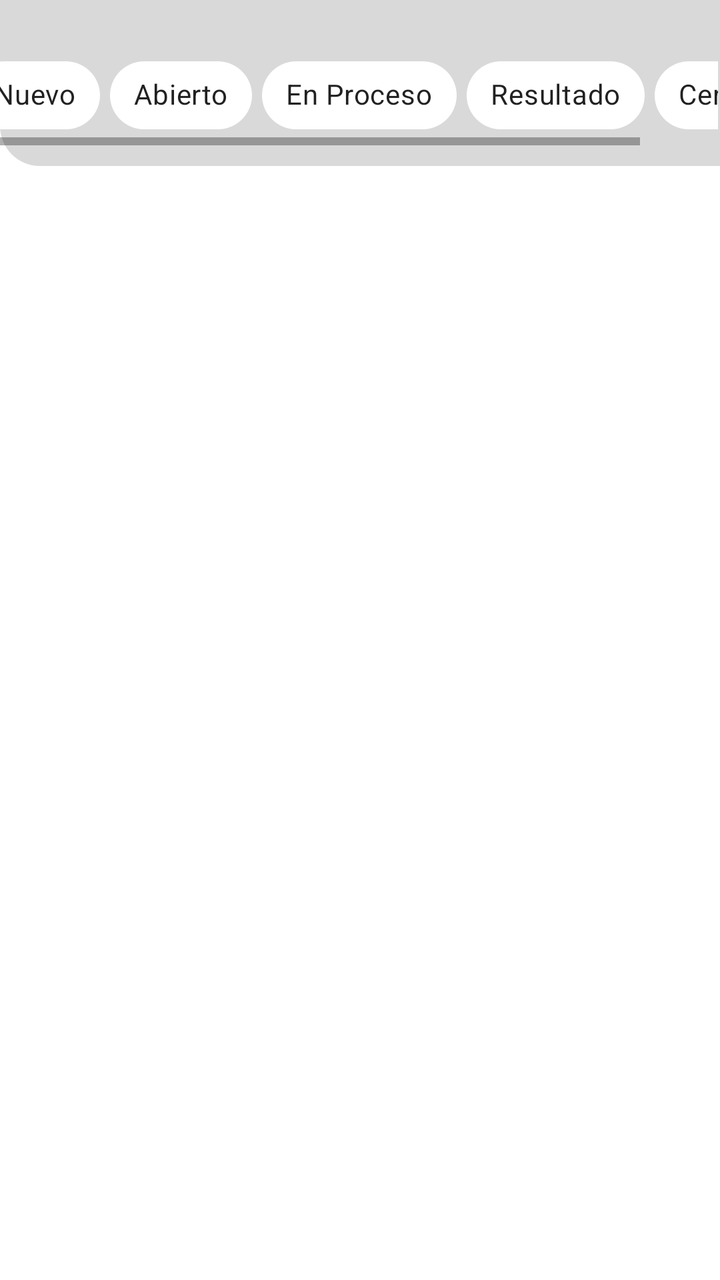
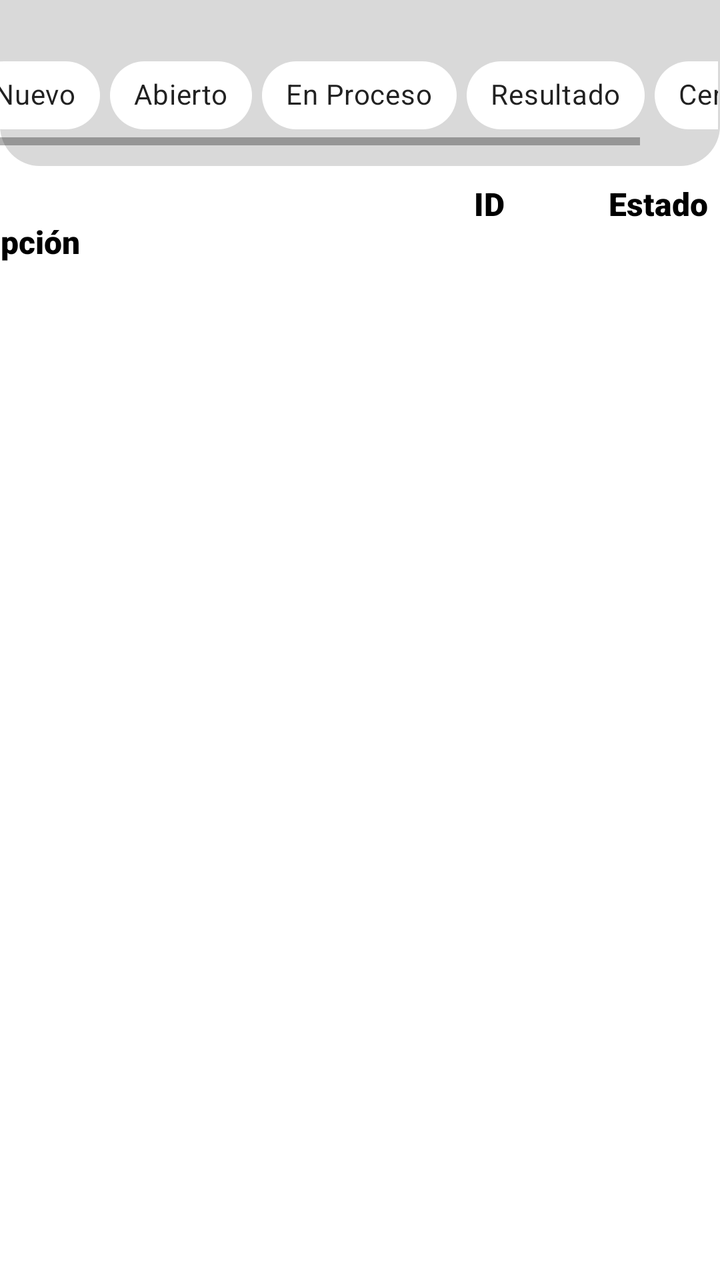

An Android layout rendered at two revisions. The XML below is the earlier revision; the diff shows what the commit changed to produce the second picture.
<!-- AndroidManifest.xml: application theme Theme.AppTickets -->
<!-- res/layout/fragment_list_tickets.xml -->
<?xml version="1.0" encoding="utf-8"?>
<androidx.constraintlayout.widget.ConstraintLayout xmlns:android="http://schemas.android.com/apk/res/android"
    xmlns:app="http://schemas.android.com/apk/res-auto"
    xmlns:tools="http://schemas.android.com/tools"
    android:id="@+id/frameLayout3"
    android:layout_width="match_parent"
    android:layout_height="match_parent"
    android:background="#FFFFFF"
    tools:context=".View.ListTickets">

    <ImageView
        android:id="@+id/imageView"
        android:layout_width="409dp"
        android:layout_height="83dp"
        android:src="@drawable/recurso_rectangulo"
        app:layout_constraintBottom_toBottomOf="parent"
        app:layout_constraintEnd_toEndOf="parent"
        app:layout_constraintHorizontal_bias="0.0"
        app:layout_constraintStart_toStartOf="parent"
        app:layout_constraintTop_toTopOf="parent"
        app:layout_constraintVertical_bias="0.0" />

    <com.google.android.material.chip.ChipGroup
        android:id="@+id/chipGroup"
        android:layout_width="391dp"
        android:layout_height="50dp"
        app:layout_constraintBottom_toBottomOf="@+id/imageView"
        app:layout_constraintEnd_toEndOf="parent"
        app:layout_constraintStart_toStartOf="parent"
        app:layout_constraintTop_toTopOf="parent"
        app:layout_constraintVertical_bias="0.69">

        <HorizontalScrollView
            android:layout_width="374dp"
            android:layout_height="50dp">

            <LinearLayout
                android:layout_width="wrap_content"
                android:layout_height="50dp"
                android:orientation="horizontal">

                <com.google.android.material.chip.Chip
                    android:id="@+id/chipNuevo"
                    android:layout_width="wrap_content"
                    android:layout_height="50dp"
                    android:checkable="true"
                    android:text="Nuevo"
                    app:chipBackgroundColor="#FFFFFF" />

                <Space
                    android:layout_width="5dp"
                    android:layout_height="match_parent"
                    android:layout_weight="1" />

                <com.google.android.material.chip.Chip
                    android:id="@+id/chipAbierto"
                    android:layout_width="wrap_content"
                    android:layout_height="50dp"
                    android:checkable="true"
                    android:text="Abierto"
                    app:chipBackgroundColor="#FFFFFF" />

                <Space
                    android:layout_width="5dp"
                    android:layout_height="match_parent"
                    android:layout_weight="1" />

                <com.google.android.material.chip.Chip
                    android:id="@+id/chipProceso"
                    android:layout_width="wrap_content"
                    android:layout_height="50dp"
                    android:checkable="true"
                    android:text="En Proceso"
                    app:chipBackgroundColor="#FFFFFF" />

                <Space
                    android:layout_width="5dp"
                    android:layout_height="match_parent"
                    android:layout_weight="1" />

                <com.google.android.material.chip.Chip
                    android:id="@+id/chipResultado"
                    android:layout_width="wrap_content"
                    android:layout_height="50dp"
                    android:checkable="true"
                    android:text="Resultado"
                    app:chipBackgroundColor="#FFFFFF" />

                <Space
                    android:layout_width="5dp"
                    android:layout_height="match_parent"
                    android:layout_weight="1" />

                <com.google.android.material.chip.Chip
                    android:id="@+id/chipCerrado"
                    android:layout_width="wrap_content"
                    android:layout_height="50dp"
                    android:checkable="true"
                    android:text="Cerrado"
                    app:chipBackgroundColor="#FFFFFF" />

            </LinearLayout>
        </HorizontalScrollView>

    </com.google.android.material.chip.ChipGroup>

    <ListView
        android:id="@+id/listView"
        android:layout_width="0dp"
        android:layout_height="0dp"
        app:layout_constraintTop_toBottomOf="@+id/imageView"
        app:layout_constraintBottom_toBottomOf="parent"
        app:layout_constraintStart_toStartOf="parent"
        app:layout_constraintEnd_toEndOf="parent" />


</androidx.constraintlayout.widget.ConstraintLayout>
<!-- resources referenced by this layout -->
<resources>
  <!-- drawable recurso_rectangulo (drawable) -->
  <shape xmlns:android="http://schemas.android.com/apk/res/android"
      android:shape="rectangle">
      <solid android:color="#D9D9D9"/>
      <corners android:topLeftRadius="0dp"
          android:topRightRadius="0dp"
          android:bottomLeftRadius="20dp"
          android:bottomRightRadius="20dp"/>
  </shape>
  <style name="Theme.AppTickets" parent="Theme.MaterialComponents.DayNight.NoActionBar">
          
          <item name="colorPrimary">@color/purple_500</item>
          <item name="colorPrimaryVariant">@color/purple_700</item>
          <item name="colorOnPrimary">@color/white</item>
          
          <item name="colorSecondary">@color/teal_200</item>
          <item name="colorSecondaryVariant">@color/teal_700</item>
          <item name="colorOnSecondary">@color/black</item>
          
          <item name="android:statusBarColor">?attr/colorPrimaryVariant</item>
          
      </style>
  <color name="purple_500">#FF6200EE</color>
  <color name="purple_700">#FF3700B3</color>
  <color name="white">#FFFFFFFF</color>
  <color name="teal_200">#FF03DAC5</color>
  <color name="teal_700">#FF018786</color>
  <color name="black">#FF000000</color>
</resources>

<!-- the commit's change to res/layout/fragment_list_tickets.xml (unified diff, before → after) -->
@@ -10,7 +10,7 @@
 
     <ImageView
         android:id="@+id/imageView"
-        android:layout_width="409dp"
+        android:layout_width="0dp"
         android:layout_height="83dp"
         android:src="@drawable/recurso_rectangulo"
         app:layout_constraintBottom_toBottomOf="parent"
@@ -106,12 +106,27 @@
 
     <ListView
         android:id="@+id/listView"
-        android:layout_width="0dp"
-        android:layout_height="0dp"
-        app:layout_constraintTop_toBottomOf="@+id/imageView"
+        android:layout_width="410dp"
+        android:layout_height="723dp"
         app:layout_constraintBottom_toBottomOf="parent"
+        app:layout_constraintEnd_toEndOf="parent"
         app:layout_constraintStart_toStartOf="parent"
-        app:layout_constraintEnd_toEndOf="parent" />
+        app:layout_constraintTop_toBottomOf="@+id/textView2" />
+
+    <TextView
+        android:id="@+id/textView2"
+        android:layout_width="406dp"
+        android:layout_height="48dp"
+        android:layout_marginTop="8dp"
+        android:fontFamily="sans-serif-black"
+        android:text="Título                                                            ID             Estado
+                      Descripción"
+        android:textColor="#000000"
+        android:textSize="16sp"
+        app:layout_constraintEnd_toEndOf="parent"
+        app:layout_constraintHorizontal_bias="1.0"
+        app:layout_constraintStart_toStartOf="parent"
+        app:layout_constraintTop_toBottomOf="@+id/imageView" />
 
 
 </androidx.constraintlayout.widget.ConstraintLayout>
